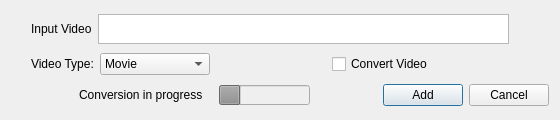
abnd90/Qpod, file addvideodialog.ui: the form before one commit.
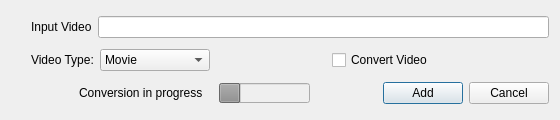
The form after the commit.

```diff
--- a/addvideodialog.ui
+++ b/addvideodialog.ui
@@ -55,70 +55,15 @@
        <property name="text">
         <string>Input Video</string>
        </property>
-       <property name="buddy">
-        <cstring>inputfile</cstring>
-       </property>
       </widget>
      </item>
      <item>
-      <widget class="QTextEdit" name="inputfile">
-       <property name="sizePolicy">
-        <sizepolicy hsizetype="Expanding" vsizetype="Fixed">
-         <horstretch>0</horstretch>
-         <verstretch>0</verstretch>
-        </sizepolicy>
-       </property>
-       <property name="minimumSize">
-        <size>
-         <width>0</width>
-         <height>0</height>
-        </size>
-       </property>
-       <property name="maximumSize">
-        <size>
-         <width>16777215</width>
-         <height>30</height>
-        </size>
-       </property>
-       <property name="baseSize">
-        <size>
-         <width>0</width>
-         <height>0</height>
-        </size>
-       </property>
-       <property name="verticalScrollBarPolicy">
-        <enum>Qt::ScrollBarAlwaysOff</enum>
-       </property>
-       <property name="horizontalScrollBarPolicy">
-        <enum>Qt::ScrollBarAlwaysOff</enum>
-       </property>
-       <property name="lineWrapMode">
-        <enum>QTextEdit::NoWrap</enum>
-       </property>
+      <widget class="QLineEdit" name="inputfile">
        <property name="readOnly">
         <bool>true</bool>
        </property>
-       <property name="textInteractionFlags">
-        <set>Qt::TextSelectableByKeyboard|Qt::TextSelectableByMouse</set>
-       </property>
       </widget>
      </item>
-     <item>
-      <spacer name="horizontalSpacer_5">
-       <property name="orientation">
-        <enum>Qt::Horizontal</enum>
-       </property>
-       <property name="sizeType">
-        <enum>QSizePolicy::Fixed</enum>
-       </property>
-       <property name="sizeHint" stdset="0">
-        <size>
-         <width>40</width>
-         <height>20</height>
-        </size>
-       </property>
-      </spacer>
-     </item>
     </layout>
    </item>
    <item>
```
Left out of the diff: 1 changed line with no effect on the pictures.
